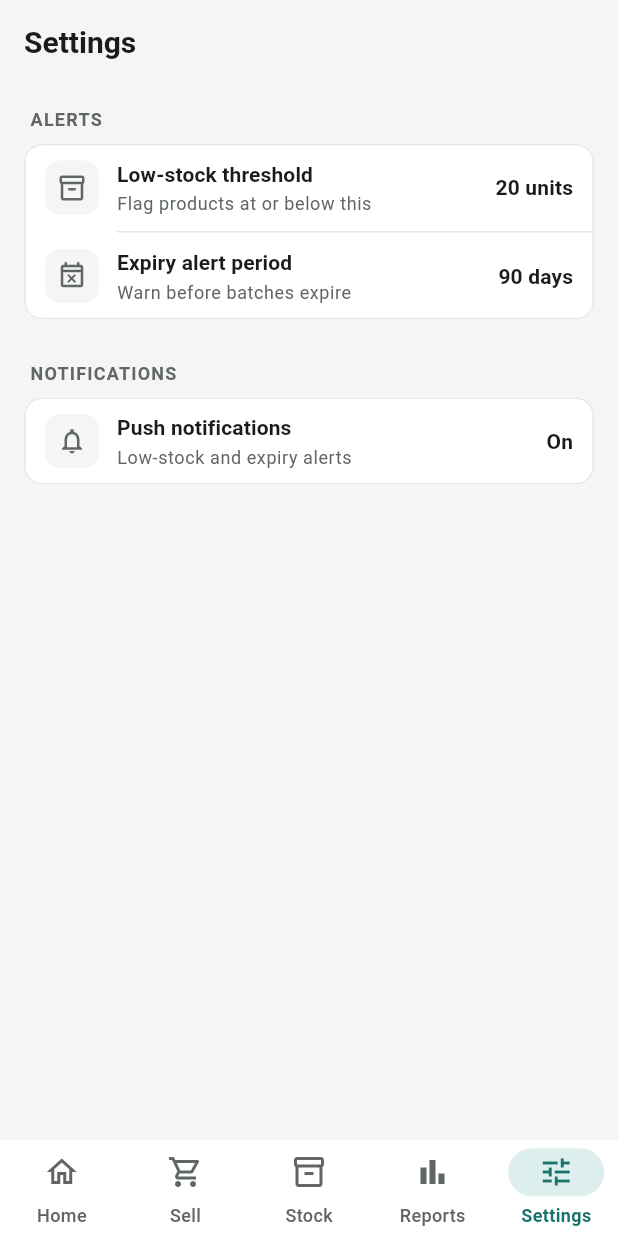
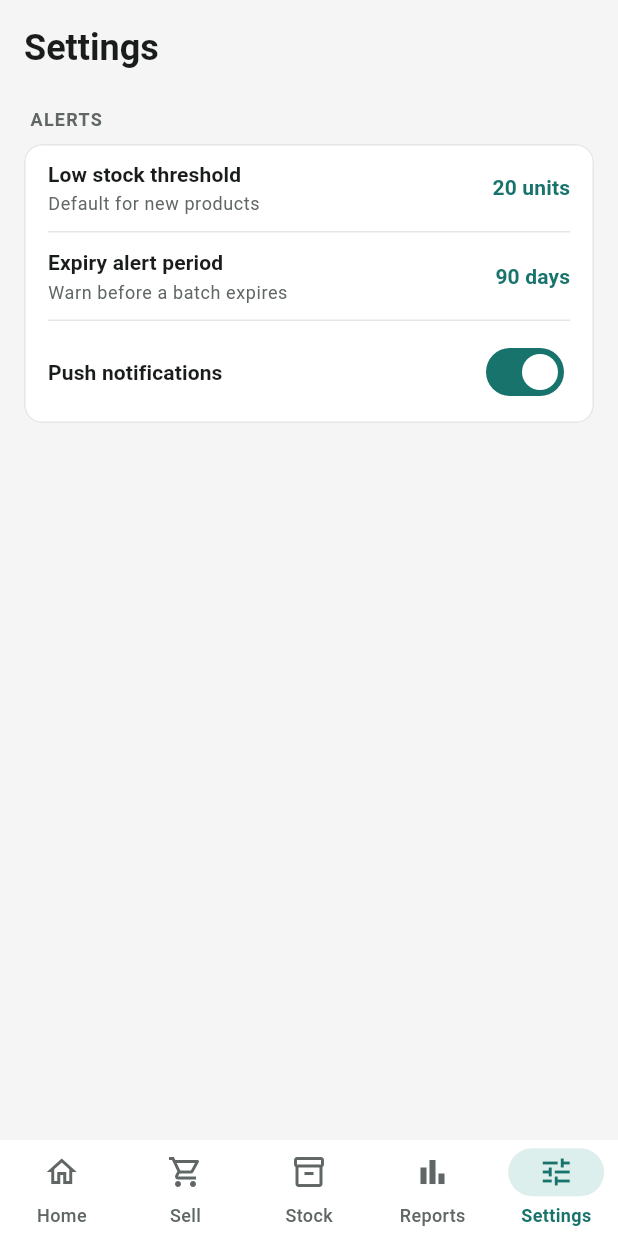
Before and after one commit to Bangnyfe/Mobile-App-Development_Front-end-Backend-Implementation_Cohort-4_Team-30, a Flutter app: the screen it shows after launch, item 5 of the bottom bar chosen, on a phone screen of 412 x 824 dp. Run offline on Flutter 3.47's test engine with Material 3 defaults, Android fonts, the phone set to English and light mode, and no system bars; our stand-ins replace equatable, firebase_core, flutter_bloc, go_router, shared_preferences; accounts and stored records are empty.

Commit message:
Restyle Settings page to match the design with an inline push toggle

```diff
--- a/lib/features/settings/domain/entities/app_settings.dart
+++ b/lib/features/settings/domain/entities/app_settings.dart
@@ -22,8 +22,9 @@ class AppSettings extends Equatable {
   static const minExpiryAlertDays = 1;
   static const maxExpiryAlertDays = 365;
 
-  /// A product is low on stock when its total units across all batches are
-  /// at or below this number.
+  /// Default reorder level for products that don't have their own. A
+  /// product is low on stock when its total units across all batches are
+  /// at or below its reorder level.
   final int lowStockThreshold;
 
   /// A batch is "expiring soon" when it expires within this many days.
--- a/lib/features/settings/presentation/pages/settings_page.dart
+++ b/lib/features/settings/presentation/pages/settings_page.dart
@@ -2,8 +2,8 @@ import 'package:flutter/material.dart';
 import 'package:flutter_bloc/flutter_bloc.dart';
 
 import '../../../../core/theme/app_colors.dart';
-import '../../../../core/widgets/app_list_row.dart';
 import '../cubit/settings_cubit.dart';
+import '../widgets/settings_row.dart';
 
 /// Settings tab: alert thresholds and notification preferences.
 class SettingsPage extends StatelessWidget {
@@ -18,61 +18,74 @@ class SettingsPage extends StatelessWidget {
         ..hideCurrentSnackBar()
         ..showSnackBar(SnackBar(content: Text(state.error!))),
       child: Scaffold(
-        appBar: AppBar(title: const Text('Settings')),
         body: SafeArea(
-          child: BlocBuilder<SettingsCubit, SettingsState>(
-            builder: (context, state) {
-              final settings = state.settings;
-
           // Centred and width-capped like the dashboard, so it stays
           // readable in landscape.
-              return Center(
+          child: Center(
             child: ConstrainedBox(
               constraints: const BoxConstraints(maxWidth: 640),
               child: ListView(
-                    padding: const EdgeInsets.fromLTRB(16, 8, 16, 24),
+                padding: const EdgeInsets.fromLTRB(16, 16, 16, 24),
                 children: [
+                  Text(
+                    'Settings',
+                    style: Theme.of(context).textTheme.headlineSmall
+                        ?.copyWith(fontWeight: FontWeight.w700),
+                  ),
+                  const SizedBox(height: 16),
                   const _SectionLabel('ALERTS'),
-                      Card(
+                  const _AlertsCard(),
+                ],
+              ),
+            ),
+          ),
+        ),
+      ),
+    );
+  }
+}
+
+class _AlertsCard extends StatelessWidget {
+  const _AlertsCard();
+
+  @override
+  Widget build(BuildContext context) {
+    final settings = context.select(
+      (SettingsCubit cubit) => cubit.state.settings,
+    );
+    final cubit = context.read<SettingsCubit>();
+
+    return Card(
       clipBehavior: Clip.antiAlias,
       child: Column(
         children: [
-                            AppListRow(
-                              icon: Icons.inventory_2_outlined,
-                              title: 'Low-stock threshold',
-                              subtitle: 'Flag products at or below this',
-                              trailing: '${settings.lowStockThreshold} units',
+          SettingsRow(
+            title: 'Low stock threshold',
+            subtitle: 'Default for new products',
+            value: '${settings.lowStockThreshold} units',
           ),
-                            const Divider(indent: 62),
-                            AppListRow(
-                              icon: Icons.event_busy_outlined,
+          const Divider(indent: 16, endIndent: 16),
+          SettingsRow(
             title: 'Expiry alert period',
-                              subtitle: 'Warn before batches expire',
-                              trailing: '${settings.expiryAlertDays} days',
+            subtitle: 'Warn before a batch expires',
+            value: '${settings.expiryAlertDays} days',
           ),
-                          ],
+          const Divider(indent: 16, endIndent: 16),
+          // MergeSemantics reads the title and the switch as one control,
+          // and tapping anywhere on the row flips it.
+          MergeSemantics(
+            child: SettingsRow(
+              title: 'Push notifications',
+              onTap: () => cubit.setPushNotificationsEnabled(
+                !settings.pushNotificationsEnabled,
               ),
+              trailing: Switch(
+                value: settings.pushNotificationsEnabled,
+                onChanged: cubit.setPushNotificationsEnabled,
               ),
-                      const SizedBox(height: 20),
-                      const _SectionLabel('NOTIFICATIONS'),
-                      Card(
-                        clipBehavior: Clip.antiAlias,
-                        child: AppListRow(
-                          icon: Icons.notifications_none,
-                          title: 'Push notifications',
-                          subtitle: 'Low-stock and expiry alerts',
-                          trailing: settings.pushNotificationsEnabled
-                              ? 'On'
-                              : 'Off',
             ),
           ),
         ],
-                  ),
-                ),
-              );
-            },
-          ),
-        ),
       ),
     );
   }
--- /dev/null
+++ b/lib/features/settings/presentation/widgets/settings_row.dart
@@ -0,0 +1,99 @@
+import 'package:flutter/material.dart';
+
+import '../../../../core/theme/app_colors.dart';
+
+/// One row in a Settings card: a title, an optional subtitle, and either a
+/// value (shown in bold teal), a custom trailing widget such as a switch,
+/// or a chevron when the row opens another page.
+class SettingsRow extends StatelessWidget {
+  const SettingsRow({
+    super.key,
+    required this.title,
+    this.subtitle,
+    this.value,
+    this.detail,
+    this.trailing,
+    this.showChevron = false,
+    this.onTap,
+  });
+
+  final String title;
+  final String? subtitle;
+
+  /// Highlighted value, e.g. "20 units".
+  final String? value;
+
+  /// Quiet grey text before the chevron, e.g. "3 people".
+  final String? detail;
+
+  final Widget? trailing;
+  final bool showChevron;
+  final VoidCallback? onTap;
+
+  @override
+  Widget build(BuildContext context) {
+    final textTheme = Theme.of(context).textTheme;
+
+    return InkWell(
+      onTap: onTap,
+      child: ConstrainedBox(
+        // Keeps every row at least a 48dp tap target.
+        constraints: const BoxConstraints(minHeight: 56),
+        child: Padding(
+          padding: const EdgeInsets.symmetric(horizontal: 16, vertical: 10),
+          child: Row(
+            children: [
+              Expanded(
+                child: Column(
+                  crossAxisAlignment: CrossAxisAlignment.start,
+                  mainAxisSize: MainAxisSize.min,
+                  children: [
+                    Text(
+                      title,
+                      style: textTheme.titleSmall?.copyWith(
+                        fontWeight: FontWeight.w600,
+                      ),
+                    ),
+                    if (subtitle != null) ...[
+                      const SizedBox(height: 2),
+                      Text(
+                        subtitle!,
+                        style: textTheme.bodySmall?.copyWith(
+                          color: AppColors.textSecondary,
+                        ),
+                      ),
+                    ],
+                  ],
+                ),
+              ),
+              if (value != null) ...[
+                const SizedBox(width: 12),
+                Text(
+                  value!,
+                  style: textTheme.titleSmall?.copyWith(
+                    color: AppColors.primary,
+                    fontWeight: FontWeight.w700,
+                  ),
+                ),
+              ],
+              if (detail != null) ...[
+                const SizedBox(width: 12),
+                Text(
+                  detail!,
+                  style: textTheme.bodySmall?.copyWith(
+                    color: AppColors.textSecondary,
+                  ),
+                ),
+              ],
+              if (trailing != null) ...[const SizedBox(width: 12), trailing!],
+              if (showChevron) ...[
+                const SizedBox(width: 8),
+                const Icon(Icons.chevron_right, color: AppColors.textSecondary),
+              ],
+            ],
+          ),
+        ),
+      ),
+    );
+  }
+}
```
Lines whose indentation alone changed are shown as unchanged.
